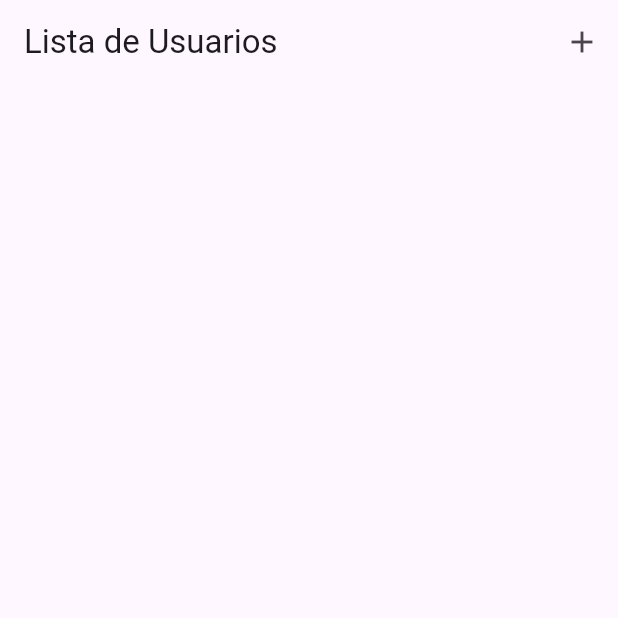
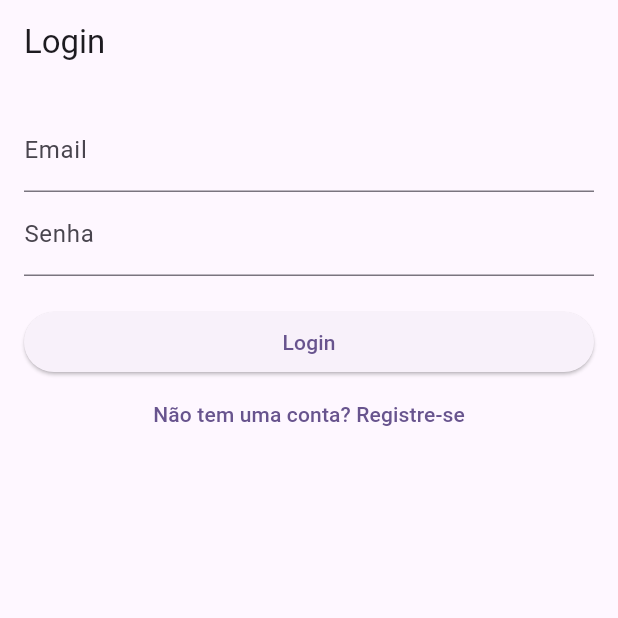
Before and after one commit to EduardoGhost/flutterForm, a Flutter app: the screen it shows after launch, on a phone screen of 412 x 824 dp, the top half of it. Run offline on Flutter 3.47's test engine with Material 2 defaults, Android fonts, the phone set to English and light mode, and no system bars; our stand-ins replace sqflite; accounts and stored records are empty.

Commit message:
FEAT: add LoginScreen.dart

```diff
--- a/lib/main.dart
+++ b/lib/main.dart
@@ -1,6 +1,7 @@
 import 'package:flutter/material.dart';
 import 'package:flutter_project/providers/users.dart';
 import 'package:flutter_project/routers/app_routers.dart';
+import 'package:flutter_project/view/LoginScreen.dart';
 import 'package:flutter_project/view/userDetail.dart';
 import 'package:flutter_project/view/userForm.dart';
 import 'package:flutter_project/view/userList.dart';
@@ -24,10 +25,14 @@ class MyApp extends StatelessWidget {
         colorScheme: ColorScheme.fromSeed(seedColor: Colors.deepPurple),
         useMaterial3: true,
       ),
+      initialRoute: '/user-login',
       routes: {
         AppRouters.HOME: (_) => userList(),
         AppRouters.USER_FORM: (_) => userForm(),
-        AppRouters.USER_DETAILS: (_) => userDetail()},
+        AppRouters.USER_DETAILS: (_) => userDetail(),
+        AppRouters.USER_LOGIN: (_) => LoginScreen(),
+
+      },
     )
     );
   }
--- a/lib/routers/app_routers.dart
+++ b/lib/routers/app_routers.dart
@@ -2,5 +2,6 @@ class AppRouters{
   static const HOME = '/';
   static const USER_FORM = '/user-form';
   static const USER_DETAILS = '/user-details';
+  static const USER_LOGIN = '/user-login';
 
 }
--- /dev/null
+++ b/lib/view/LoginScreen.dart
@@ -0,0 +1,102 @@
+import 'package:flutter/material.dart';
+
+class LoginScreen extends StatefulWidget {
+  @override
+  _LoginScreenState createState() => _LoginScreenState();
+}
+
+class _LoginScreenState extends State<LoginScreen> {
+  final _formKey = GlobalKey<FormState>();
+  final _emailController = TextEditingController();
+  final _passwordController = TextEditingController();
+
+  void _submitLogin() {
+    if (_formKey.currentState?.validate() ?? false) {
+      String email = _emailController.text;
+      String password = _passwordController.text;
+
+      if (email == 'edu@bol.com' && password == 'senha123') {
+        // Login bem-sucedido
+        Navigator.of(context).pushReplacementNamed('/');
+      } else {
+        // Mensagem de erro
+        showDialog(
+          context: context,
+          builder: (ctx) => AlertDialog(
+            title: Text('Erro de Login'),
+            content: Text('Usuário ou senha incorretos'),
+            actions: <Widget>[
+              TextButton(
+                child: Text('OK'),
+                onPressed: () {
+                  Navigator.of(ctx).pop();
+                },
+              ),
+            ],
+          ),
+        );
+      }
+    }
+  }
+
+  @override
+  Widget build(BuildContext context) {
+    return Scaffold(
+      appBar: AppBar(
+        automaticallyImplyLeading: false,
+        title: Text('Login'),
+      ),
+      body: Padding(
+        padding: EdgeInsets.all(16.0),
+        child: Form(
+          key: _formKey,
+          child: Column(
+            crossAxisAlignment: CrossAxisAlignment.stretch,
+            children: [
+              TextFormField(
+                controller: _emailController,
+                decoration: InputDecoration(labelText: 'Email'),
+                keyboardType: TextInputType.emailAddress,
+                validator: (value) {
+                  if (value == null || value.isEmpty) {
+                    return 'Por favor, insira seu email';
+                  }
+                  if (!RegExp(r'^[^@]+@[^@]+\.[^@]+').hasMatch(value)) {
+                    return 'Por favor, insira um email válido';
+                  }
+                  return null;
+                },
+              ),
+              TextFormField(
+                controller: _passwordController,
+                decoration: InputDecoration(labelText: 'Senha'),
+                obscureText: true,
+                validator: (value) {
+                  if (value == null || value.isEmpty) {
+                    return 'Por favor, insira sua senha';
+                  }
+                  if (value.length < 6) {
+                    return 'A senha deve ter pelo menos 6 caracteres';
+                  }
+                  return null;
+                },
+              ),
+              SizedBox(height: 20),
+              ElevatedButton(
+                onPressed: _submitLogin,
+                child: Text('Login'),
+              ),
+              TextButton(
+                //ir para formulario
+                onPressed: () {
+                  Navigator.of(context).pushNamed('/user-form');
+                },
+                child: Text('Não tem uma conta? Registre-se'),
+              ),
+            ],
+          ),
+        ),
+      ),
+    );
+  }
+}
```
